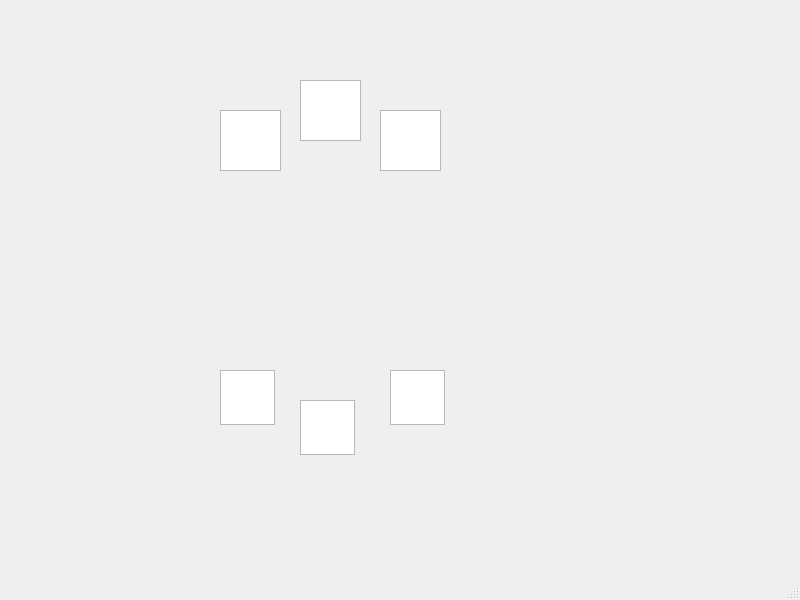
Old version of the form gui/mainwindow.ui in the repository DanielDuranSW/TFG-DigitalTwin.
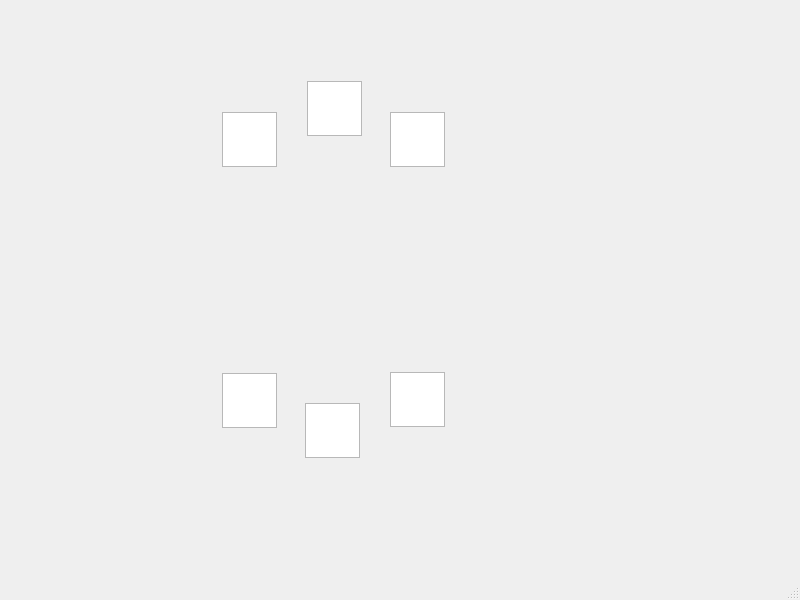
New version of the form. Icons and pictures are not drawn.

Commit message: gui with state machine 4 (cleaned)

Patch:
```diff
--- a/gui/mainwindow.ui
+++ b/gui/mainwindow.ui
@@ -20,10 +20,10 @@
    <widget class="QGraphicsView" name="graphicsViewFsr">
     <property name="geometry">
      <rect>
-      <x>220</x>
-      <y>110</y>
-      <width>61</width>
-      <height>61</height>
+      <x>222</x>
+      <y>112</y>
+      <width>55</width>
+      <height>55</height>
      </rect>
     </property>
     <property name="autoFillBackground">
@@ -45,10 +45,10 @@
     </property>
     <property name="geometry">
      <rect>
-      <x>300</x>
-      <y>80</y>
-      <width>61</width>
-      <height>61</height>
+      <x>307</x>
+      <y>81</y>
+      <width>55</width>
+      <height>55</height>
      </rect>
     </property>
     <property name="autoFillBackground">
@@ -95,10 +95,10 @@
     </property>
     <property name="geometry">
      <rect>
-      <x>380</x>
-      <y>110</y>
-      <width>61</width>
-      <height>61</height>
+      <x>390</x>
+      <y>112</y>
+      <width>55</width>
+      <height>55</height>
      </rect>
     </property>
     <property name="autoFillBackground">
@@ -130,7 +130,7 @@
     <property name="geometry">
      <rect>
       <x>390</x>
-      <y>370</y>
+      <y>372</y>
       <width>55</width>
       <height>55</height>
      </rect>
@@ -163,8 +163,8 @@
     </property>
     <property name="geometry">
      <rect>
-      <x>300</x>
-      <y>400</y>
+      <x>305</x>
+      <y>403</y>
       <width>55</width>
       <height>55</height>
      </rect>
@@ -197,8 +197,8 @@
     </property>
     <property name="geometry">
      <rect>
-      <x>220</x>
-      <y>370</y>
+      <x>222</x>
+      <y>373</y>
       <width>55</width>
       <height>55</height>
      </rect>
```
The commit also changes 7 other files.
